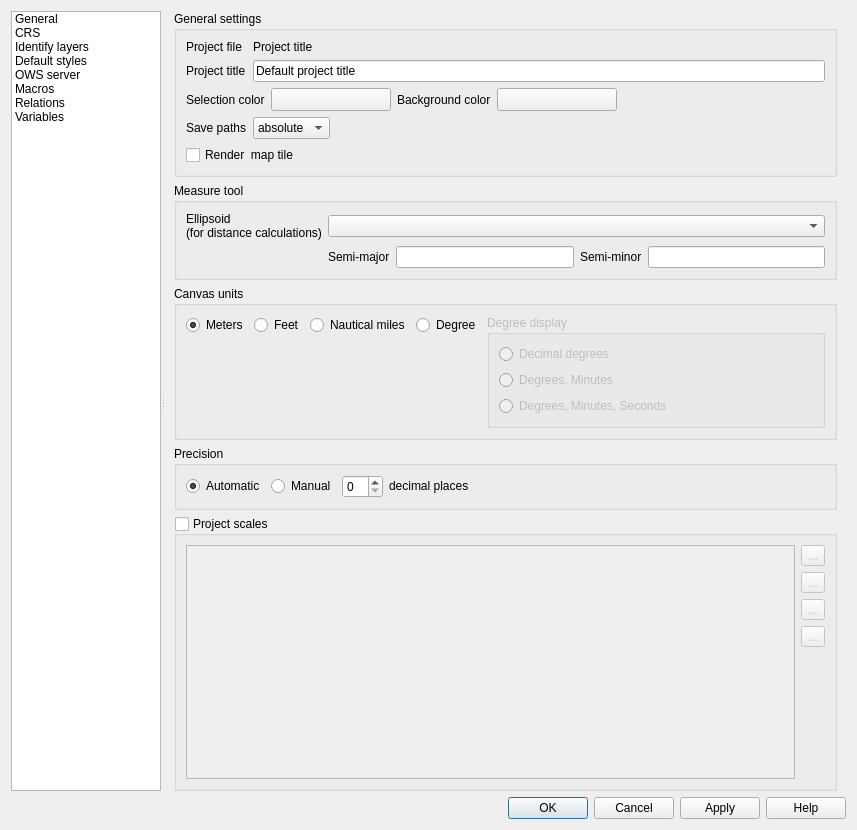
First picture: the form in src/ui/qgsprojectpropertiesbase.ui, repository qgis/QGIS, before the edit.
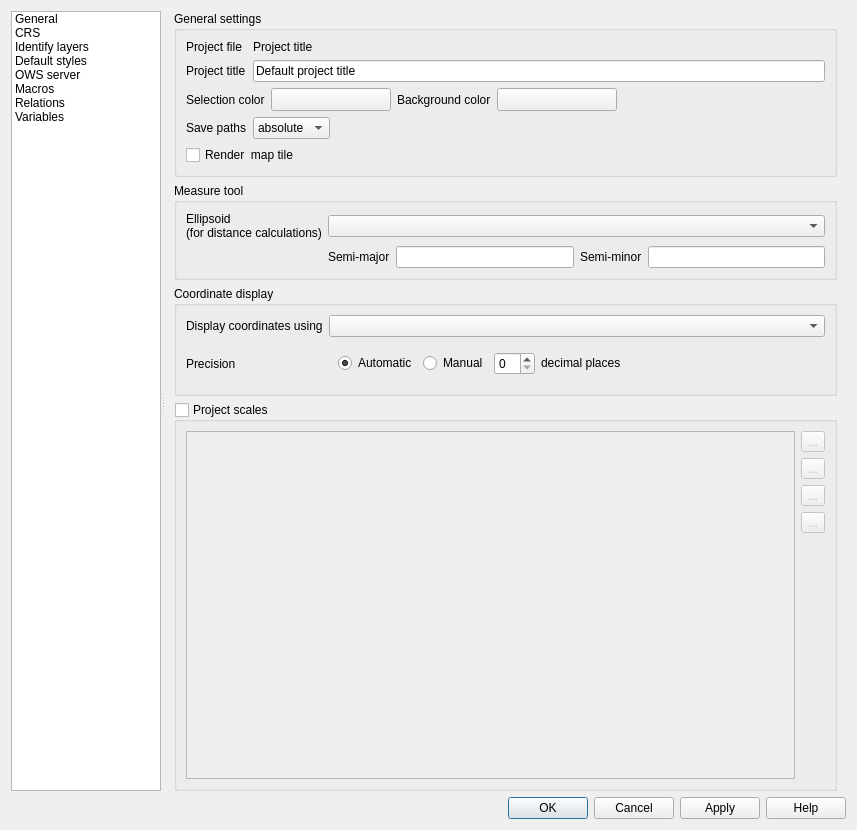
Second picture: the form after the edit. Icons and pictures are not drawn. Custom widgets are drawn as their Qt base class.

Commit message: Fix project unit mess, pt 1

```diff
--- a/src/ui/qgsprojectpropertiesbase.ui
+++ b/src/ui/qgsprojectpropertiesbase.ui
@@ -220,8 +220,8 @@
                <rect>
                 <x>0</x>
                 <y>0</y>
-                <width>696</width>
-                <height>793</height>
+                <width>683</width>
+                <height>779</height>
                </rect>
               </property>
               <layout class="QVBoxLayout" name="verticalLayout_8">
@@ -493,141 +493,61 @@
                   <string>Used when CRS transformation is turned off</string>
                  </property>
                  <property name="title">
-                  <string>Canvas units</string>
+                  <string>Coordinate display</string>
                  </property>
                  <property name="syncGroup" stdset="0">
                   <string notr="true">projgeneral</string>
                  </property>
-                 <layout class="QVBoxLayout" name="verticalLayout_19">
-                  <item>
-                   <layout class="QGridLayout" name="gridLayout_2">
-                    <item row="1" column="0">
-                     <spacer name="verticalSpacer_4">
-                      <property name="orientation">
-                       <enum>Qt::Vertical</enum>
-                      </property>
-                      <property name="sizeHint" stdset="0">
-                       <size>
-                        <width>20</width>
-                        <height>0</height>
-                       </size>
-                      </property>
-                     </spacer>
-                    </item>
-                    <item row="0" column="3">
-                     <widget class="QRadioButton" name="radDegrees">
-                      <property name="sizePolicy">
-                       <sizepolicy hsizetype="Maximum" vsizetype="Fixed">
-                        <horstretch>0</horstretch>
-                        <verstretch>0</verstretch>
-                       </sizepolicy>
-                      </property>
-                      <property name="text">
-                       <string>Degree</string>
-                      </property>
-                     </widget>
-                    </item>
-                    <item row="0" column="2">
-                     <widget class="QRadioButton" name="radNMiles">
-                      <property name="sizePolicy">
-                       <sizepolicy hsizetype="Maximum" vsizetype="Fixed">
-                        <horstretch>0</horstretch>
-                        <verstretch>0</verstretch>
-                       </sizepolicy>
-                      </property>
-                      <property name="text">
-                       <string>Nautical miles</string>
-                      </property>
-                     </widget>
-                    </item>
-                    <item row="0" column="1">
-                     <widget class="QRadioButton" name="radFeet">
-                      <property name="sizePolicy">
-                       <sizepolicy hsizetype="Maximum" vsizetype="Fixed">
-                        <horstretch>0</horstretch>
-                        <verstretch>0</verstretch>
-                       </sizepolicy>
-                      </property>
-                      <property name="text">
-                       <string>Feet</string>
-                      </property>
-                     </widget>
-                    </item>
-                    <item row="0" column="0">
-                     <widget class="QRadioButton" name="radMeters">
-                      <property name="sizePolicy">
-                       <sizepolicy hsizetype="Maximum" vsizetype="Fixed">
-                        <horstretch>0</horstretch>
-                        <verstretch>0</verstretch>
-                       </sizepolicy>
-                      </property>
-                      <property name="text">
-                       <string>Meters</string>
-                      </property>
-                      <property name="checked">
-                       <bool>true</bool>
-                      </property>
-                     </widget>
-                    </item>
-                    <item row="0" column="4" rowspan="2">
-                     <widget class="QGroupBox" name="btnGrpDegreeDisplay">
-                      <property name="enabled">
-                       <bool>false</bool>
-                      </property>
-                      <property name="title">
-                       <string>Degree display</string>
-                      </property>
-                      <layout class="QVBoxLayout" name="verticalLayout_20">
-                       <item>
-                        <widget class="QRadioButton" name="radD">
-                         <property name="text">
-                          <string>Decimal degrees</string>
-                         </property>
-                        </widget>
-                       </item>
-                       <item>
-                        <widget class="QRadioButton" name="radDM">
-                         <property name="text">
-                          <string>Degrees, Minutes</string>
-                         </property>
-                        </widget>
-                       </item>
-                       <item>
-                        <widget class="QRadioButton" name="radDMS">
-                         <property name="text">
-                          <string>Degrees, Minutes, Seconds</string>
-                         </property>
-                        </widget>
-                       </item>
-                      </layout>
-                     </widget>
-                    </item>
-                   </layout>
+                 <layout class="QGridLayout" name="gridLayout_18">
+                  <item row="1" column="0">
+                   <widget class="QLabel" name="label_26">
+                    <property name="text">
+                     <string>Precision</string>
+                    </property>
+                   </widget>
                   </item>
-                 </layout>
-                </widget>
-               </item>
-               <item>
-                <widget class="QgsCollapsibleGroupBox" name="btnGrpPrecision">
-                 <property name="title">
-                  <string>Precision</string>
-                 </property>
-                 <property name="syncGroup" stdset="0">
-                  <string notr="true">projgeneral</string>
-                 </property>
-                 <layout class="QGridLayout" name="gridLayout_28">
-                  <item row="0" column="2">
-                   <widget class="QFrame" name="mPrecisionFrame">
-                    <property name="frameShape">
-                     <enum>QFrame::NoFrame</enum>
+                  <item row="0" column="0">
+                   <widget class="QLabel" name="label_25">
+                    <property name="text">
+                     <string>Display coordinates using</string>
                     </property>
-                    <property name="frameShadow">
-                     <enum>QFrame::Raised</enum>
-                    </property>
-                    <layout class="QHBoxLayout" name="horizontalLayout_4">
-                     <property name="margin">
-                      <number>0</number>
-                     </property>
+                   </widget>
+                  </item>
+                  <item row="0" column="1">
+                   <widget class="QComboBox" name="mCoordinateDisplayComboBox"/>
+                  </item>
+                  <item row="1" column="1">
+                   <widget class="QFrame" name="mFramePrecision">
+                    <layout class="QHBoxLayout" name="horizontalLayout_12">
+                     <item>
+                      <widget class="QRadioButton" name="radAutomatic">
+                       <property name="toolTip">
+                        <string>Automatically sets the number of decimal places in the mouse position display</string>
+                       </property>
+                       <property name="whatsThis">
+                        <string>The number of decimal places that are used when displaying the mouse position is automatically set to be enough so that moving the mouse by one pixel gives a change in the position display</string>
+                       </property>
+                       <property name="text">
+                        <string>Automatic</string>
+                       </property>
+                       <property name="checked">
+                        <bool>true</bool>
+                       </property>
+                      </widget>
+                     </item>
+                     <item>
+                      <widget class="QRadioButton" name="radManual">
+                       <property name="toolTip">
+                        <string>Sets the number of decimal places to use for the mouse position display</string>
+                       </property>
+                       <property name="whatsThis">
+                        <string>Sets the number of decimal places to use for the mouse position display</string>
+                       </property>
+                       <property name="text">
+                        <string>Manual</string>
+                       </property>
+                      </widget>
+                     </item>
                      <item>
                       <widget class="QSpinBox" name="spinBoxDP">
                        <property name="toolTip">
@@ -657,35 +577,6 @@
                     </layout>
                    </widget>
                   </item>
-                  <item row="0" column="1">
-                   <widget class="QRadioButton" name="radManual">
-                    <property name="toolTip">
-                     <string>Sets the number of decimal places to use for the mouse position display</string>
-                    </property>
-                    <property name="whatsThis">
-                     <string>Sets the number of decimal places to use for the mouse position display</string>
-                    </property>
-                    <property name="text">
-                     <string>Manual</string>
-                    </property>
-                   </widget>
-                  </item>
-                  <item row="0" column="0">
-                   <widget class="QRadioButton" name="radAutomatic">
-                    <property name="toolTip">
-                     <string>Automatically sets the number of decimal places in the mouse position display</string>
-                    </property>
-                    <property name="whatsThis">
-                     <string>The number of decimal places that are used when displaying the mouse position is automatically set to be enough so that moving the mouse by one pixel gives a change in the position display</string>
-                    </property>
-                    <property name="text">
-                     <string>Automatic</string>
-                    </property>
-                    <property name="checked">
-                     <bool>true</bool>
-                    </property>
-                   </widget>
-                  </item>
                  </layout>
                 </widget>
                </item>
```
Left out of the diff: 157 changed lines with no effect on the pictures. The commit also changes 3 other files.
